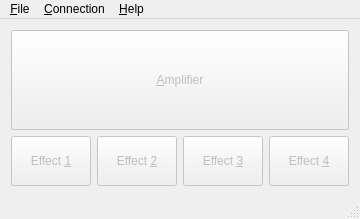
First picture: the form in plug/mainwindow.ui, repository b2ornot2b/plug, before the edit.
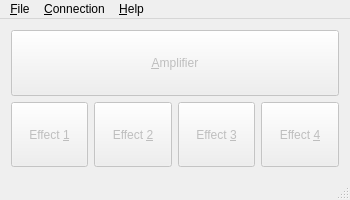
Second picture: the form after the edit.

Commit message: Changed windows to better fit small screens - fixes issue 14

Patch:
```diff
--- a/plug/mainwindow.ui
+++ b/plug/mainwindow.ui
@@ -7,7 +7,7 @@
     <x>0</x>
     <y>0</y>
     <width>350</width>
-    <height>205</height>
+    <height>200</height>
    </rect>
   </property>
   <property name="windowTitle">
@@ -29,7 +29,7 @@
       <property name="minimumSize">
        <size>
         <width>0</width>
-        <height>100</height>
+        <height>50</height>
        </size>
       </property>
       <property name="text">
@@ -52,8 +52,8 @@
         </property>
         <property name="minimumSize">
          <size>
-          <width>0</width>
-          <height>50</height>
+          <width>75</width>
+          <height>25</height>
          </size>
         </property>
         <property name="text">
@@ -74,8 +74,8 @@
         </property>
         <property name="minimumSize">
          <size>
-          <width>0</width>
-          <height>50</height>
+          <width>75</width>
+          <height>25</height>
          </size>
         </property>
         <property name="text">
@@ -96,8 +96,8 @@
         </property>
         <property name="minimumSize">
          <size>
-          <width>0</width>
-          <height>50</height>
+          <width>75</width>
+          <height>25</height>
          </size>
         </property>
         <property name="text">
@@ -118,8 +118,8 @@
         </property>
         <property name="minimumSize">
          <size>
-          <width>0</width>
-          <height>50</height>
+          <width>75</width>
+          <height>25</height>
          </size>
         </property>
         <property name="text">
```
The commit also changes 4 other files.
